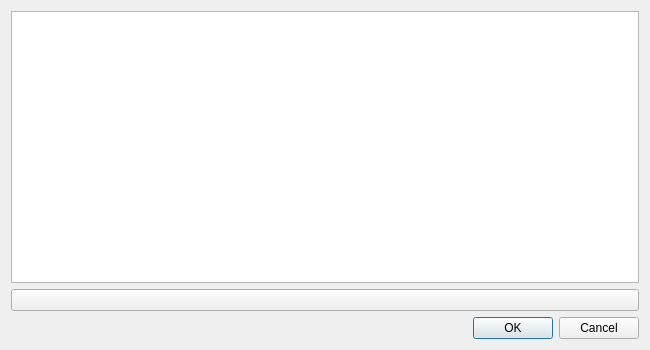
Before: the Qt Designer form plugins/uu_knowledgebox/uu_knowledgebox.ui in inyokaproject/inyokaedit, drawn with Qt 5.
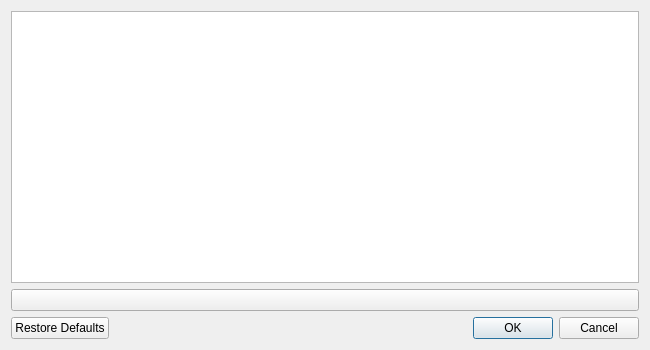
After: the same form once the commit is applied. Icons and pictures are not drawn.

Commit message: Button to restore knowledgebox defaults

```diff
--- a/plugins/uu_knowledgebox/uu_knowledgebox.ui
+++ b/plugins/uu_knowledgebox/uu_knowledgebox.ui
@@ -78,7 +78,7 @@
    <item>
     <widget class="QDialogButtonBox" name="buttonBox">
      <property name="standardButtons">
-      <set>QDialogButtonBox::Cancel|QDialogButtonBox::Ok</set>
+      <set>QDialogButtonBox::Cancel|QDialogButtonBox::Ok|QDialogButtonBox::RestoreDefaults</set>
      </property>
     </widget>
    </item>
```
The commit also changes 3 other files.
